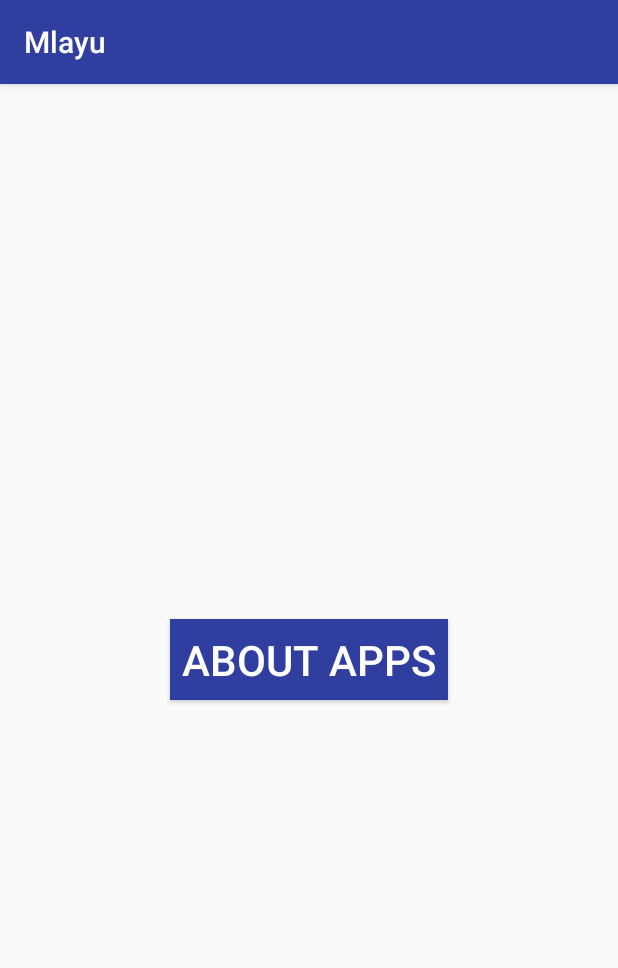
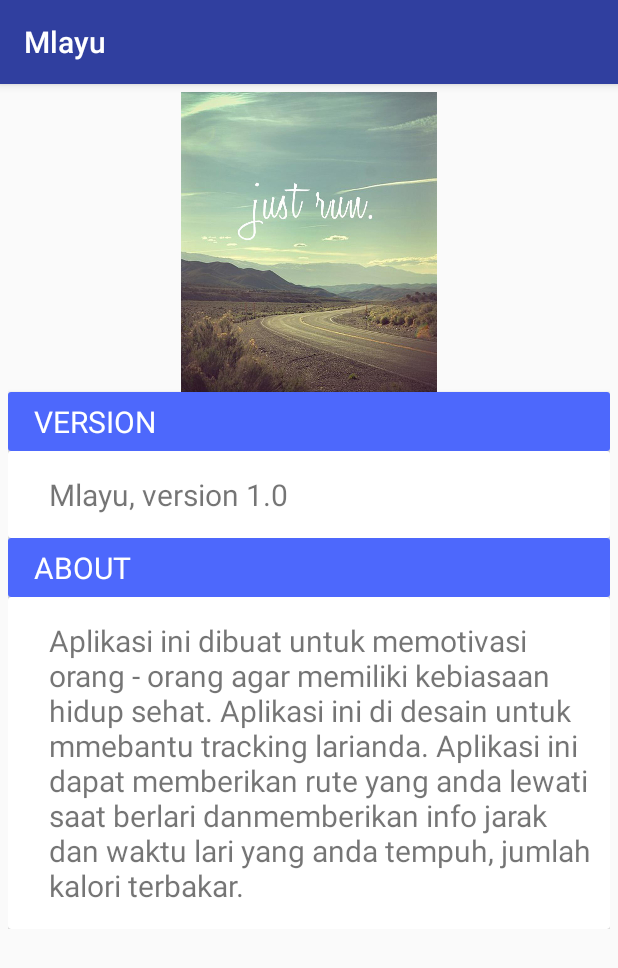
Before and after one commit to ysavr/Mlayu, an Android app: the fragment AboutFragment shown on its own in the app's theme, on a phone screen of 412 x 824 dp. Shown: the top 968 px of the screen. Run offline under Robolectric (Android 15) with nearby library versions, the phone set to English and light mode, and no system bars.

Commit message:
MlayuApps

```diff
--- a/app/build.gradle
+++ b/app/build.gradle
@@ -30,6 +30,7 @@ dependencies {
     compile 'com.google.android.gms:play-services-auth:11.0.2'
     compile 'com.github.bumptech.glide:glide:3.7.0'
     compile 'com.android.support:design:25.3.1'
+    compile 'com.android.support:recyclerview-v7:25.3.1'
     compile 'com.android.support:cardview-v7:25.3.1'
     compile 'de.hdodenhof:circleimageview:2.1.0'
     compile 'com.android.support:support-v4:25.3.1'
--- a/app/src/main/AndroidManifest.xml
+++ b/app/src/main/AndroidManifest.xml
@@ -65,7 +65,7 @@
 
         <activity android:name=".Login.Register" />
         <activity android:name=".Login.Login_user" />
-        <activity android:name=".Login.Data_user"></activity>
+        <activity android:name=".Login.Data_user" />
     </application>
 
 </manifest>
--- a/app/src/main/java/com/example/savr/mlayu/Fragment/AboutFragment.java
+++ b/app/src/main/java/com/example/savr/mlayu/Fragment/AboutFragment.java
@@ -7,17 +7,28 @@ import android.support.v4.app.Fragment;
 import android.view.LayoutInflater;
 import android.view.View;
 import android.view.ViewGroup;
+import android.widget.TextView;
 
 import com.example.savr.mlayu.R;
 
 
 public class AboutFragment extends Fragment {
+    TextView tentang;
 
     @Override
     public View onCreateView(LayoutInflater inflater, ViewGroup container,
                              Bundle savedInstanceState) {
         // Inflate the layout for this fragment
-        return inflater.inflate(R.layout.fragment_about, container, false);
+        View v = inflater.inflate(R.layout.fragment_about, container, false);
+        tentang = (TextView) v.findViewById(R.id.textabout);
+        tentang.setText("Aplikasi ini dibuat untuk memotivasi orang - orang agar " +
+                "memiliki kebiasaan hidup sehat. Aplikasi ini di desain untuk mmebantu tracking lari" +
+                "anda. Aplikasi ini dapat memberikan rute yang anda lewati saat berlari dan" +
+                "memberikan info jarak dan waktu lari yang anda tempuh, jumlah kalori terbakar.");
+        return v;
+
+
+
     }
 
 }
--- a/app/src/main/res/layout/fragment_about.xml
+++ b/app/src/main/res/layout/fragment_about.xml
@@ -1,20 +1,76 @@
-<RelativeLayout xmlns:android="http://schemas.android.com/apk/res/android"
+<ScrollView xmlns:android="http://schemas.android.com/apk/res/android"
     xmlns:tools="http://schemas.android.com/tools"
     android:layout_width="match_parent"
     android:layout_height="match_parent"
     tools:context="com.example.savr.mlayu.Fragment.AboutFragment">
 
-    <!-- TODO: Update blank fragment layout -->
-    <Button
-        android:layout_width="wrap_content"
-        android:layout_height="wrap_content"
-        android:text="About Apps"
-        android:padding="8dp"
-        android:textColor="#FFF"
-        android:background="@color/colorPrimary"
-        android:textSize="28sp"
-        android:id="@+id/textView"
-        android:layout_centerVertical="true"
-        android:layout_centerHorizontal="true"/>
+    <LinearLayout
+        android:orientation="vertical"
+        android:layout_width="match_parent"
+        android:layout_height="match_parent"
+        android:layout_margin="5dp">
 
-</RelativeLayout>
+        <ImageView
+            android:layout_width="match_parent"
+            android:layout_height="200dp"
+            android:src="@drawable/run"/>
+
+        <android.support.v7.widget.CardView
+            android:layout_width="match_parent"
+            android:layout_height="wrap_content">
+            <TextView
+                android:background="@color/colorbackground"
+                android:layout_width="match_parent"
+                android:layout_height="wrap_content"
+                android:paddingLeft="17dp"
+                android:paddingBottom="6dp"
+                android:paddingTop="6dp"
+                android:textColor="@color/cardview_light_background"
+                android:text="VERSION"
+                android:textSize="20sp" />
+        </android.support.v7.widget.CardView>
+
+        <android.support.v7.widget.CardView
+            android:layout_width="match_parent"
+            android:layout_height="wrap_content">
+            <TextView
+                android:layout_width="match_parent"
+                android:layout_height="wrap_content"
+                android:paddingLeft="27dp"
+                android:paddingBottom="15dp"
+                android:paddingTop="15dp"
+                android:text="Mlayu, version 1.0"
+                android:textSize="20sp" />
+        </android.support.v7.widget.CardView>
+
+        <android.support.v7.widget.CardView
+            android:layout_width="match_parent"
+            android:layout_height="wrap_content">
+            <TextView
+                android:background="@color/colorbackground"
+                android:layout_width="match_parent"
+                android:layout_height="wrap_content"
+                android:paddingLeft="17dp"
+                android:paddingBottom="6dp"
+                android:paddingTop="6dp"
+                android:textColor="@color/cardview_light_background"
+                android:text="ABOUT"
+                android:textSize="20sp" />
+        </android.support.v7.widget.CardView>
+
+        <android.support.v7.widget.CardView
+            android:layout_width="match_parent"
+            android:layout_height="wrap_content">
+            <TextView
+                android:id="@+id/textabout"
+                android:layout_width="match_parent"
+                android:layout_height="wrap_content"
+                android:paddingLeft="27dp"
+                android:paddingBottom="15dp"
+                android:paddingTop="15dp"
+                android:text="Deskripsi"
+                android:textSize="20sp"/>
+        </android.support.v7.widget.CardView>
+
+    </LinearLayout>
+</ScrollView>
--- a/app/src/main/res/layout/list_history.xml
+++ b/app/src/main/res/layout/list_history.xml
@@ -2,7 +2,7 @@
     xmlns:tools="http://schemas.android.com/tools"
     android:id="@+id/listHistory"
     android:layout_width="match_parent"
-    android:layout_height="match_parent"
+    android:layout_height="wrap_content"
     android:orientation="vertical"
     tools:context="com.example.savr.mlayu.Fragment.HistoryFragment">
 
@@ -10,7 +10,9 @@
     <android.support.v7.widget.CardView
         android:layout_width="match_parent"
         android:layout_height="wrap_content"
-        android:layout_margin="3dp">
+        android:layout_margin="3dp"
+        android:clickable="true"
+        android:focusable="true">
 
         <LinearLayout
             android:layout_width="wrap_content"
```
Also changed, not shown: app/src/main/java/com/example/savr/mlayu/Fragment/HistoryFragment.java (+50 -11 lines), app/src/main/java/com/example/savr/mlayu/Fragment/Mlayu_Fragment.java (+46 -19 lines), app/src/main/java/com/example/savr/mlayu/HomeActivity.java (+10 -1 lines), app/src/main/java/com/example/savr/mlayu/LariAdapter.java (added, +68 -0 lines), app/src/main/java/com/example/savr/mlayu/Login/Data_user.java (+22 -0 lines), app/src/main/java/com/example/savr/mlayu/Model/Lari.java (+10 -2 lines), app/src/main/java/com/example/savr/mlayu/Model/List_lari_history.java (deleted, +0 -13 lines), app/src/main/res/layout/fragment_history.xml (+6 -13 lines).
